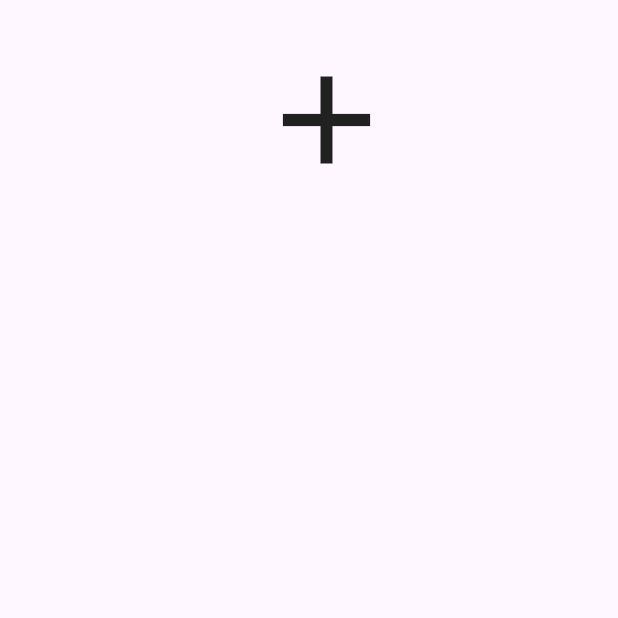
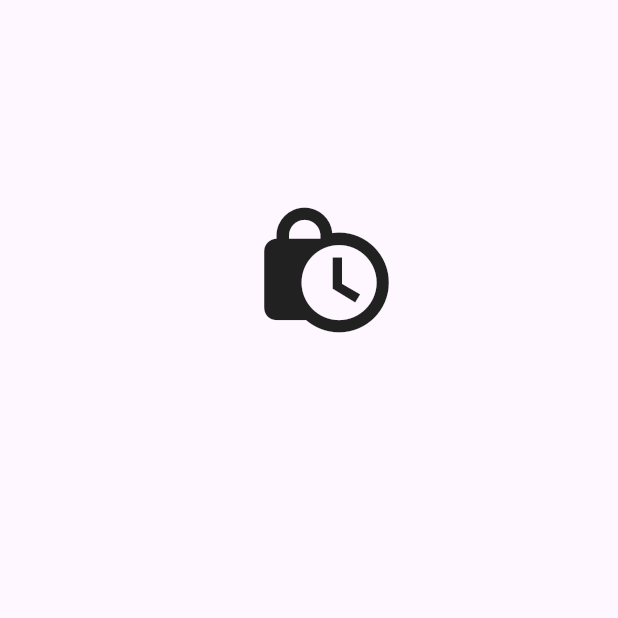
Before and after one commit to jackliu970103/flutterwithoutimport, a Flutter app: the first screen one second after launch, on a phone screen of 412 x 824 dp, the top half of it. Run offline on Flutter 3.47's test engine with Material 3 defaults, Android fonts, the phone set to English and light mode, and no system bars; missing offline and left inert: dart:ffi.

Commit message:
just fix timer screen and add a clock to timer screen

```diff
--- a/lib/splashscreen.dart
+++ b/lib/splashscreen.dart
@@ -45,6 +45,7 @@ class _SplashscreenState extends State<Splashscreen>
         padding: EdgeInsets.all(30),
         child: Column(
           children: [
+            SizedBox(height: 100,),
             Align(
               child: Column(
                 children: [
@@ -56,7 +57,7 @@ class _SplashscreenState extends State<Splashscreen>
                           height: animation.value,
                           child: child,
                         ),
-                    child: Icon(Icons.add, size: 100),
+                    child: Icon(Icons.lock_clock, size: 100),
                   ),
                 ],
               ),
```
